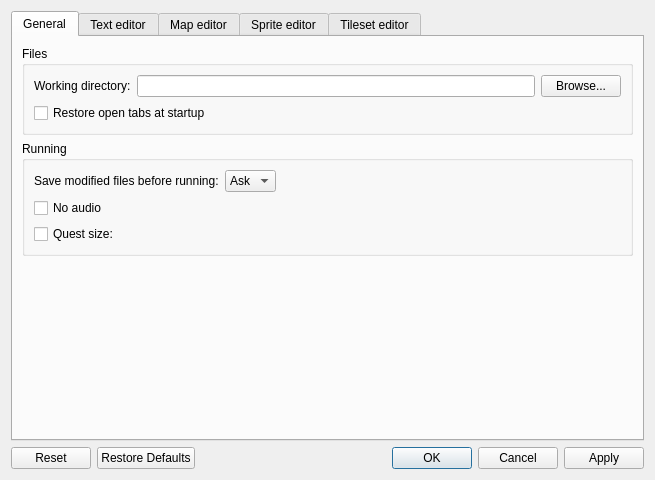
Before: the Qt Designer form src/widgets/settings_dialog.ui in Kangie/solarus, drawn with Qt 5.
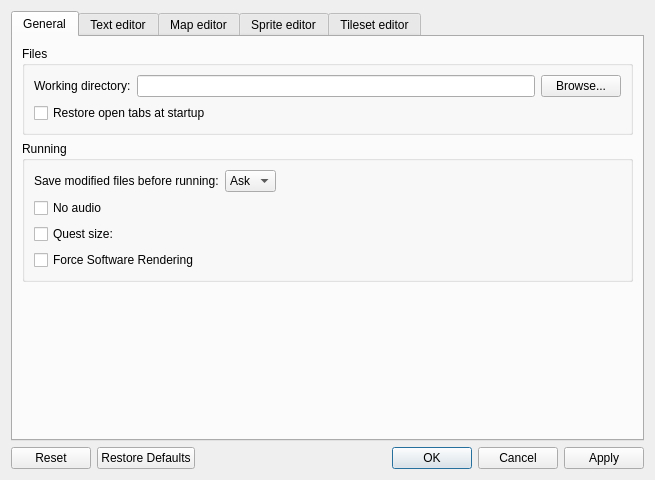
After: the same form once the commit is applied. Custom widgets are drawn as their Qt base class.

Commit message: added force software rendering option

```diff
--- a/src/widgets/settings_dialog.ui
+++ b/src/widgets/settings_dialog.ui
@@ -131,6 +131,13 @@
             </item>
            </layout>
           </item>
+          <item>
+           <widget class="QCheckBox" name="force_software_rendering_field">
+            <property name="text">
+             <string>Force Software Rendering</string>
+            </property>
+           </widget>
+          </item>
          </layout>
         </widget>
        </item>
```
The commit also changes 5 other files.
